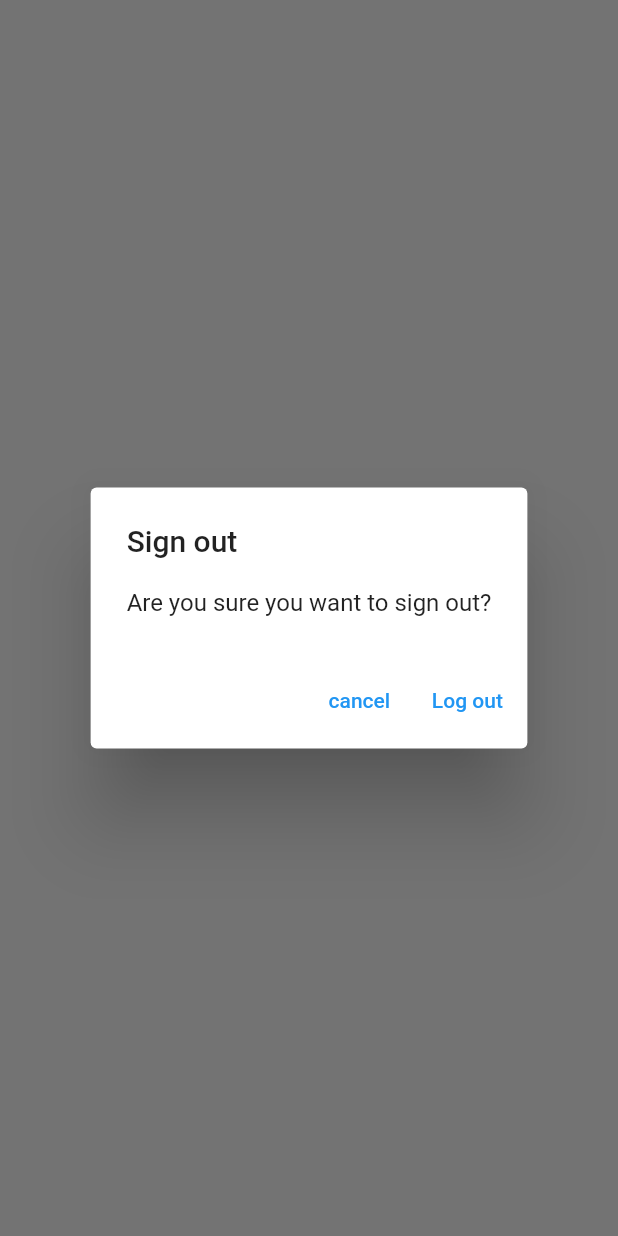
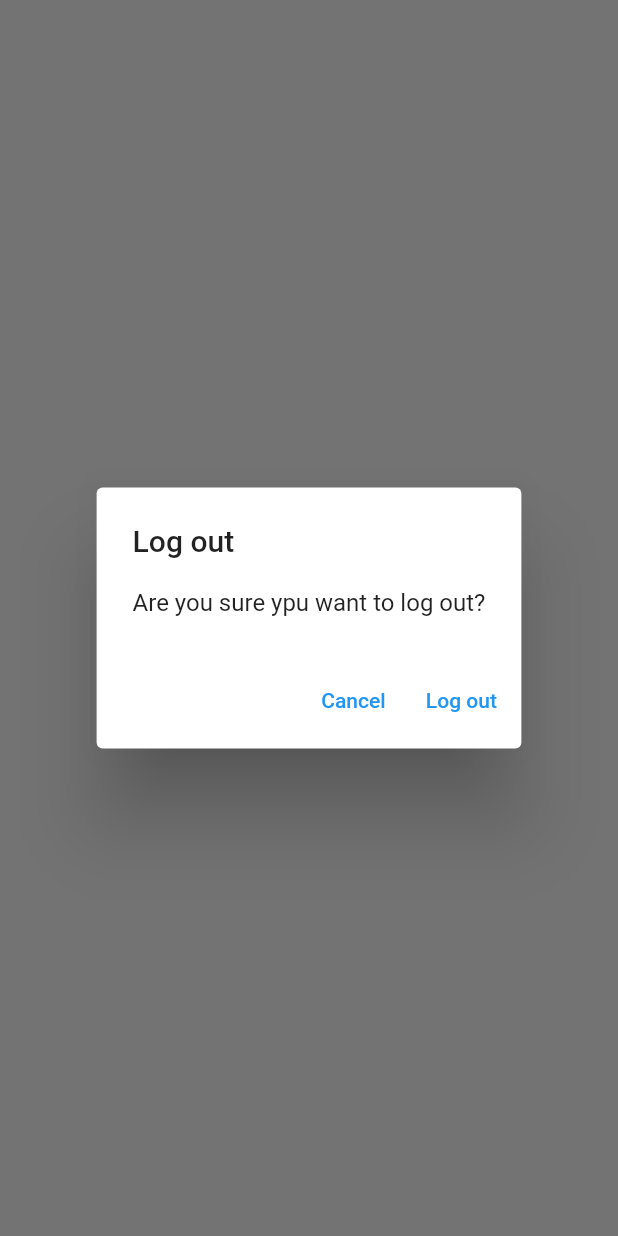
Before and after one commit to Divyanshu-Rout/mynotes, a Flutter app: what showLogOutDialog() shows on an empty page, opened directly, on a phone screen of 412 x 824 dp. Run offline on Flutter 3.47's test engine with Material 2 defaults, Android fonts, the phone set to English and light mode, and no system bars; our stand-ins replace firebase_auth, firebase_core, sqflite; accounts and stored records are empty; network calls fail.

Commit message:
genric dialogue-added deleted button-new list view file

```diff
--- /dev/null
+++ b/lib/utilities/dialogs/generic_dialog.dart
@@ -0,0 +1,34 @@
+import 'package:flutter/material.dart';
+
+typedef DialogOptionBuilder<T> = Map<String, T?> Function();
+
+Future<T?> showGenericDialog<T>({
+  required BuildContext context,
+  required String title,
+  required String content,
+  required DialogOptionBuilder optionBuilder,
+}) {
+  final options = optionBuilder();
+  return showDialog<T>(
+    context: context,
+    builder: (context) {
+      return AlertDialog(
+        title: Text(title),
+        content: Text(content),
+        actions: options.keys.map((optionTitle) {
+          final value = options[optionTitle];
+          return TextButton(
+            onPressed: (() {
+              if (value != null) {
+                Navigator.of(context).pop(value);
+              } else {
+                Navigator.of(context).pop();
+              }
+            }),
+            child: Text(optionTitle),
+          );
+        }).toList(),
+      );
+    },
+  );
+}
--- /dev/null
+++ b/lib/utilities/dialogs/logout_dialog.dart
@@ -0,0 +1,16 @@
+import 'package:flutter/widgets.dart';
+import 'package:mynotes/utilities/dialogs/generic_dialog.dart';
+
+Future<bool> showLogOutDialog(BuildContext context) {
+  return showGenericDialog(
+    context: context,
+    title: 'Log out',
+    content: 'Are you sure ypu want to log out?',
+    optionBuilder: () => {
+      'Cancel': false,
+      'Log out': true,
+    },
+  ).then(
+    (value) => value ?? false,
+  );
+}
--- a/lib/views/login_view.dart
+++ b/lib/views/login_view.dart
@@ -4,7 +4,7 @@ import 'package:mynotes/constants/routes.dart';
 import 'package:mynotes/services/auth/auth_exceptions.dart';
 import 'package:mynotes/services/auth/auth_service.dart';
 
-import '../utilities/show_error_dialog.dart';
+import '../utilities/dialogs/error_dialog.dart';
 
 class LoginView extends StatefulWidget {
   const LoginView({Key? key}) : super(key: key);
--- a/lib/views/notes/notes_view.dart
+++ b/lib/views/notes/notes_view.dart
@@ -5,6 +5,9 @@ import 'package:mynotes/constants/routes.dart';
 import 'package:mynotes/enums/menu_actions.dart';
 import 'package:mynotes/services/auth/auth_service.dart';
 import 'package:mynotes/services/crud/notes_service.dart';
+import 'package:mynotes/views/notes/notes_list_view.dart';
+
+import '../../utilities/dialogs/logout_dialog.dart';
 
 class NotesView extends StatefulWidget {
   const NotesView({Key? key}) : super(key: key);
@@ -67,20 +70,11 @@ class _NotesViewState extends State<NotesView> {
                       case ConnectionState.active:
                         if (snapshot.hasData) {
                           final allNotes = snapshot.data as List<DatabaseNotes>;
-                          return ListView.builder(
-                            itemCount: allNotes.length,
-                            itemBuilder: (context, index) {
-                              final note = allNotes[index];
-                              return ListTile(
-                                title: Text(
-                                  note.text,
-                                  maxLines: 1,
-                                  softWrap: true,
-                                  overflow: TextOverflow.ellipsis,
-                                ),
-                              );
-                            },
-                          );
+                          return NotesListView(
+                              notes: allNotes,
+                              onDeleteNote: (note) async {
+                                await _noteService.deleteNote(id: note.id);
+                              });
                         } else {
                           return const CircularProgressIndicator();
                         }
@@ -96,26 +90,3 @@ class _NotesViewState extends State<NotesView> {
     );
   }
 }
-
-Future<bool> showLogOutDialog(BuildContext context) {
-  return showDialog<bool>(
-      context: context,
-      builder: (context) {
-        return AlertDialog(
-          title: const Text('Sign out'),
-          content: const Text('Are you sure you want to sign out?'),
-          actions: [
-            TextButton(
-                onPressed: () {
-                  Navigator.of(context).pop(false);
-                },
-                child: const Text('cancel')),
-            TextButton(
-                onPressed: () {
-                  Navigator.of(context).pop(true);
-                },
-                child: const Text('Log out')),
-          ],
-        );
-      }).then((value) => value ?? false);
-}
--- a/lib/views/register_view.dart
+++ b/lib/views/register_view.dart
@@ -2,7 +2,7 @@ import 'package:flutter/material.dart';
 import 'package:mynotes/constants/routes.dart';
 import 'package:mynotes/services/auth/auth_exceptions.dart';
 import 'package:mynotes/services/auth/auth_service.dart';
-import 'package:mynotes/utilities/show_error_dialog.dart';
+import '../utilities/dialogs/error_dialog.dart';
 
 class RegisterView extends StatefulWidget {
   const RegisterView({Key? key}) : super(key: key);
```
Also changed, not shown: lib/utilities/dialogs/delete_dialog.dart (added, +16 -0 lines), lib/utilities/dialogs/error_dialog.dart (added, +16 -0 lines), lib/utilities/show_error_dialog.dart (deleted, +0 -22 lines), lib/views/notes/notes_list_view.dart (added, +45 -0 lines).
